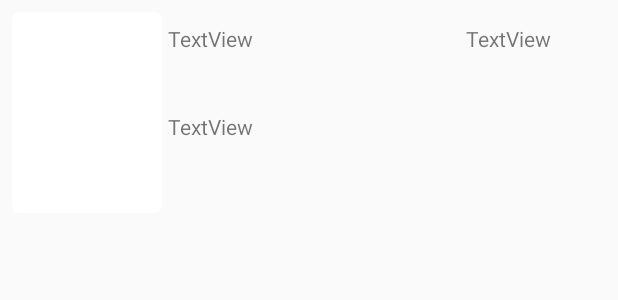
After one commit to TechkidsAndroid11/First-Project-Team-2-Black-Fund, an Android app: the layout item_history_activity.xml on its own in the app's theme, with its tools: preview values and no code run, on a phone screen of 412 x 824 dp. The commit adds this screen. Shown: the top 300 px of the screen. Run offline under Robolectric (Android 15) with nearby library versions, the phone set to English and light mode, and no system bars.

Commit message:
update transaction history

```diff
--- /dev/null
+++ b/BlackFund/app/src/main/res/layout/item_history_activity.xml
@@ -0,0 +1,56 @@
+<?xml version="1.0" encoding="utf-8"?>
+<android.support.constraint.ConstraintLayout
+    xmlns:android="http://schemas.android.com/apk/res/android"
+    xmlns:app="http://schemas.android.com/apk/res-auto"
+    xmlns:tools="http://schemas.android.com/tools"
+    android:layout_width="match_parent"
+    android:layout_height="150dp">
+
+
+    <ImageView
+        android:id="@+id/iv_image1"
+        android:layout_width="100dp"
+        android:layout_height="0dp"
+        android:layout_marginBottom="8dp"
+        android:layout_marginStart="8dp"
+        android:layout_marginTop="8dp"
+        app:layout_constraintBottom_toBottomOf="parent"
+        app:layout_constraintStart_toStartOf="parent"
+        app:layout_constraintTop_toTopOf="parent"
+        app:srcCompat="@drawable/background_4" />
+
+    <TextView
+        android:id="@+id/tv_reason1"
+        android:layout_width="157dp"
+        android:layout_height="56dp"
+        android:layout_marginStart="4dp"
+        android:layout_marginTop="16dp"
+        android:text="TextView"
+        app:layout_constraintStart_toEndOf="@+id/iv_image1"
+        app:layout_constraintTop_toTopOf="parent" />
+
+    <TextView
+        android:id="@+id/tv_note1"
+        android:layout_width="158dp"
+        android:layout_height="59dp"
+        android:layout_marginBottom="16dp"
+        android:layout_marginStart="4dp"
+        android:layout_marginTop="8dp"
+        android:text="TextView"
+        app:layout_constraintBottom_toBottomOf="parent"
+        app:layout_constraintStart_toEndOf="@+id/iv_image1"
+        app:layout_constraintTop_toBottomOf="@+id/textView2" />
+
+    <TextView
+        android:id="@+id/tv_money1"
+        android:layout_width="93dp"
+        android:layout_height="52dp"
+        android:layout_marginEnd="8dp"
+        android:layout_marginStart="8dp"
+        android:layout_marginTop="16dp"
+        android:text="TextView"
+        app:layout_constraintEnd_toEndOf="parent"
+        app:layout_constraintHorizontal_bias="1.0"
+        app:layout_constraintStart_toEndOf="@+id/tv_reason1"
+        app:layout_constraintTop_toTopOf="parent" />
+</android.support.constraint.ConstraintLayout>
```
Also changed, not shown: BlackFund/app/src/main/java/com/example/admins/blackfund/activities/HistoryActivity.java (+65 -0 lines), BlackFund/app/src/main/java/com/example/admins/blackfund/activities/MainActivity.java (+9 -0 lines), BlackFund/app/src/main/java/com/example/admins/blackfund/adapters/HistoryAdapter.java (added, +108 -0 lines), BlackFund/app/src/main/java/com/example/admins/blackfund/databases/BlackFundDatabase.java (+28 -0 lines), BlackFund/app/src/main/java/com/example/admins/blackfund/models/GhiChu.java (+21 -0 lines).
